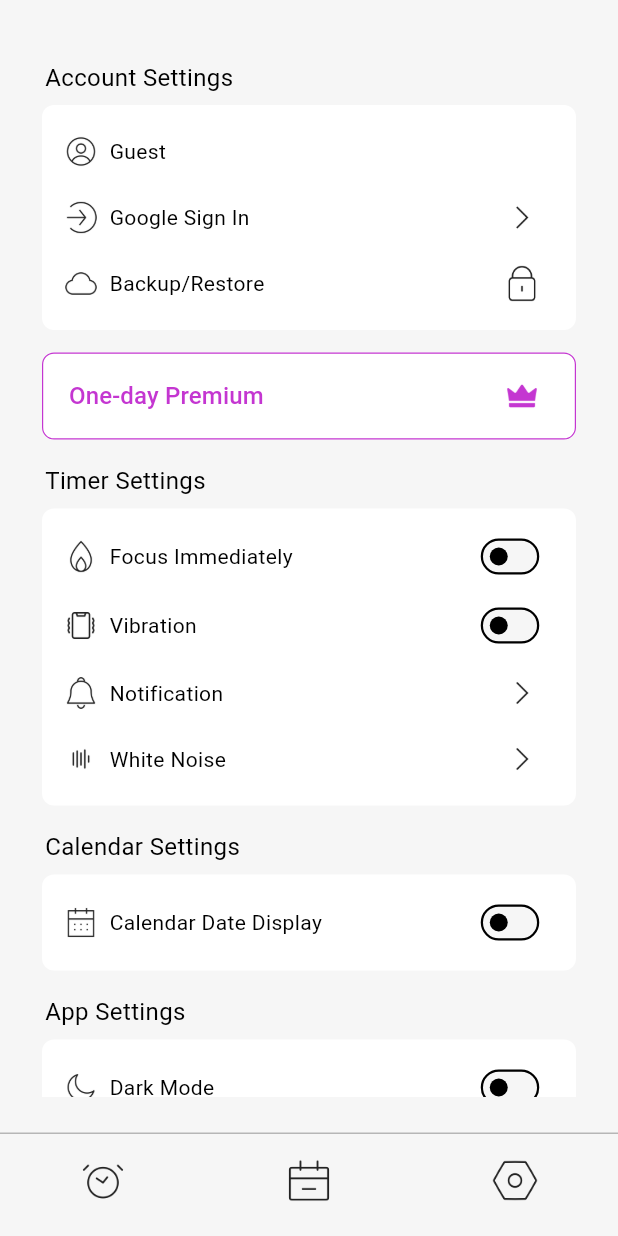
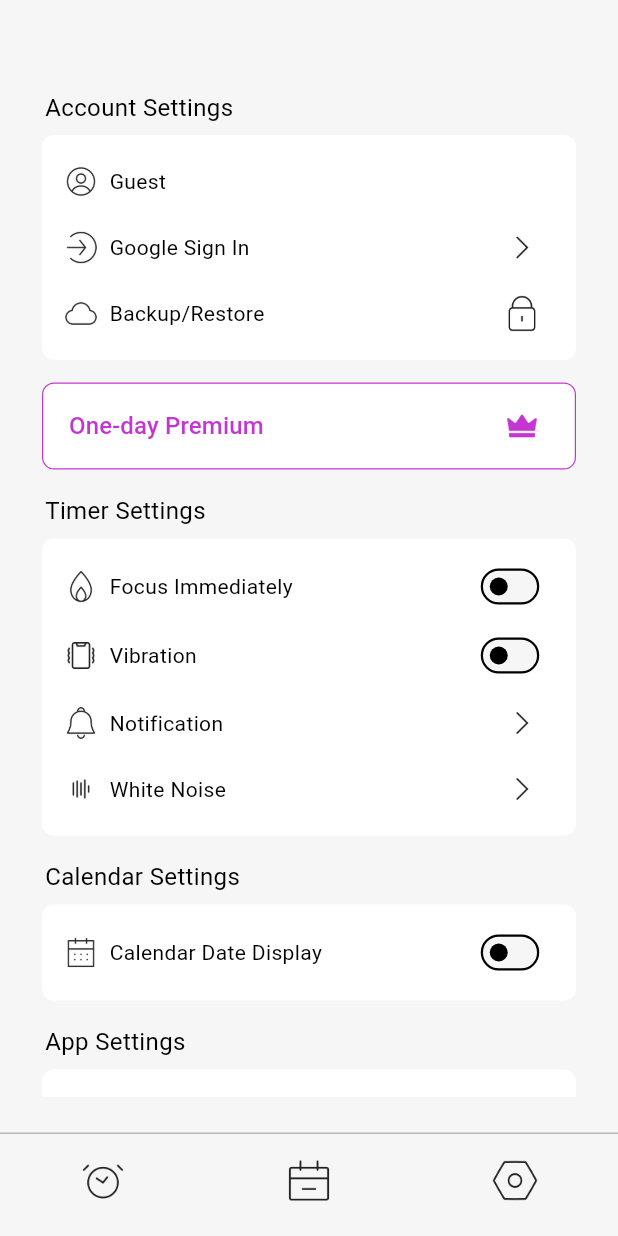
Before and after one commit to kmwh/pomoslime, a Flutter app: the screen it shows after launch, item 3 of the bottom bar chosen, on a phone screen of 412 x 824 dp. Run offline on Flutter 3.47's test engine with Material 3 defaults, Android fonts, the phone set to English and light mode, and no system bars; our stand-ins replace audioplayers, easy_localization, firebase_auth, firebase_core, flutter_heatmap_calendar, google_mobile_ads and 5 more; missing offline and left inert: encrypt, googleapis; accounts and stored records are empty; network calls fail; Roboto replaces fonts that are missing (Im); project files that could hold a hidden picture were left out.

Commit message:
DESIGN: 앱 아이콘 변경

```diff
--- a/lib/screens/settings/setting_screen.dart
+++ b/lib/screens/settings/setting_screen.dart
@@ -89,6 +89,7 @@ class SettingScreen extends StatelessWidget {
             return Column(
               crossAxisAlignment: CrossAxisAlignment.start,
               children: [
+                SizedBox(height: 20,),
                 Consumer<SignInProvider>(
                   builder: (context, provider, child) {
                     return SettingMenu(
@@ -97,11 +98,12 @@ class SettingScreen extends StatelessWidget {
                         Consumer<AdProvider>(
                           builder: (context, adProvider, child) {
                             return SettingItemPopup(
-                              icon: "assets/images/user.png",
+                              icon: "assets/images/${adProvider.isPremium ? "crown" : "user"}.png",
                               text: provider.loggedIn
                                   ? provider.displayName
                                   : "guest".tr(),
                               func: null,
+                              hasColor: adProvider.isPremium,
                             );
                           },
                         ),
```
Also changed, not shown: 27 other files.
